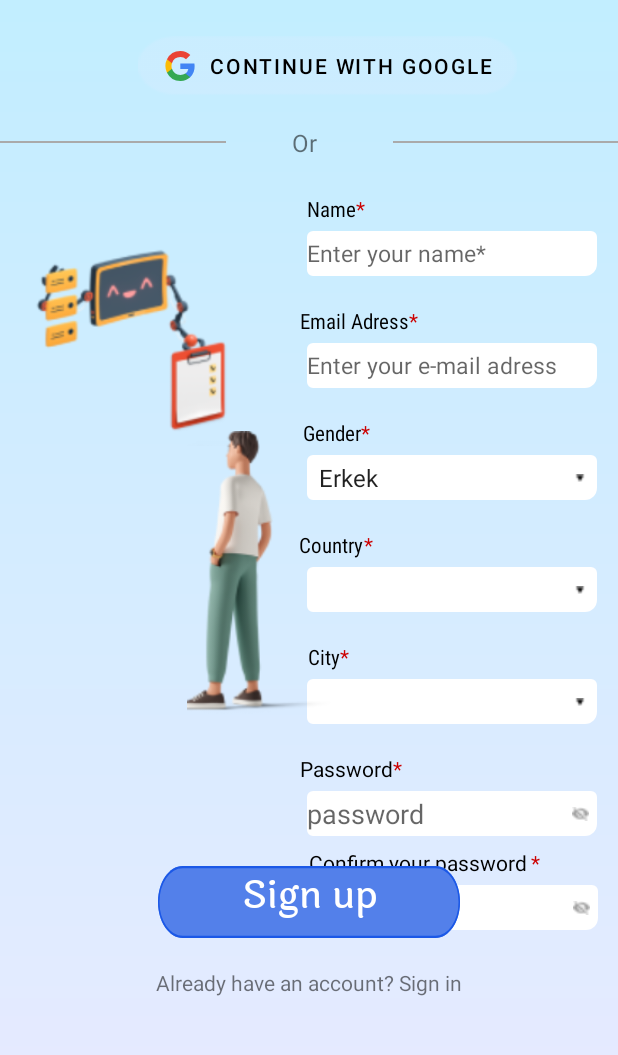
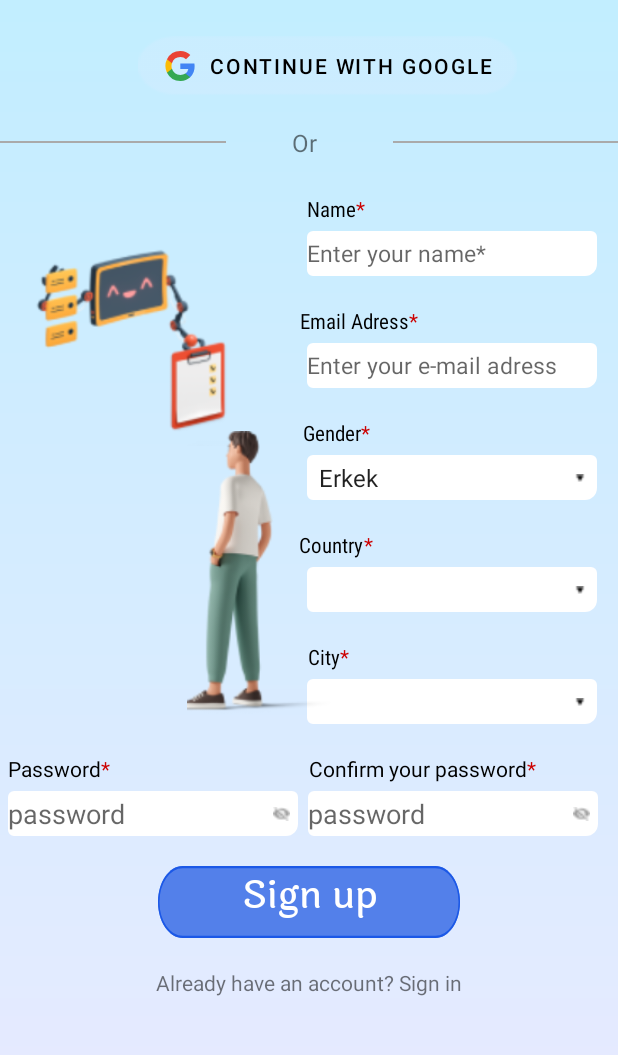
Before and after one commit to selincengiz41/surveysaurus-android, an Android app: the SignUpFragment screen opened through its navigation route, on a phone screen of 412 x 824 dp, the part 84-1139 px from its top. Run offline under Robolectric (Android 15) with nearby library versions, the phone set to English and light mode, and no system bars; 1 statement that could not run was skipped.

Commit message:
[bugfix]-[13]-[semver:patch]-Sign up sayfasının tasarımı düzeltildi.

```diff
--- a/app/src/main/res/layout/fragment_sign_up.xml
+++ b/app/src/main/res/layout/fragment_sign_up.xml
@@ -11,17 +11,13 @@
         android:id="@+id/textView_yildiz5"
         android:layout_width="wrap_content"
         android:layout_height="wrap_content"
-        android:layout_marginStart="2dp"
-        android:layout_marginTop="8dp"
-        android:layout_marginEnd="52dp"
-        android:layout_marginBottom="6dp"
+
+        android:layout_marginBottom="5dp"
         android:text="@string/star"
         android:textColor="@android:color/holo_red_dark"
         app:layout_constraintBottom_toTopOf="@+id/editTextTextPassword2"
-        app:layout_constraintEnd_toEndOf="parent"
-        app:layout_constraintStart_toEndOf="@+id/textView4"
-        app:layout_constraintTop_toBottomOf="@+id/editTextTextPassword"
-        app:layout_constraintVertical_bias="0.0" />
+
+        app:layout_constraintStart_toEndOf="@+id/textView4" />
 
     <EditText
         android:id="@+id/editTextTextPassword2"
@@ -45,13 +41,13 @@
         android:layout_height="19dp"
         android:layout_marginStart="50dp"
 
-        android:layout_marginTop="8dp"
+        android:layout_marginTop="20dp"
         android:text="@string/confirm_Password"
         android:textColor="@color/black"
         app:layout_constraintEnd_toEndOf="parent"
         app:layout_constraintHorizontal_bias="0.72"
         app:layout_constraintStart_toStartOf="parent"
-        app:layout_constraintTop_toBottomOf="@+id/editTextTextPassword" />
+        app:layout_constraintTop_toBottomOf="@+id/spinner_city" />
     <TextView
         android:id="@+id/textView_yildiz4"
         android:layout_width="wrap_content"
@@ -260,13 +256,12 @@
         android:id="@+id/editTextTextPassword"
         android:layout_width="193dp"
         android:layout_height="30dp"
-        android:layout_marginStart="190dp"
+        android:layout_marginStart="5dp"
         android:layout_marginTop="5dp"
         android:background="@drawable/rounded_text"
         android:ems="10"
         android:hint="@string/password_hint"
         android:inputType="textPassword"
-        app:layout_constraintEnd_toEndOf="parent"
         app:layout_constraintStart_toStartOf="parent"
         app:layout_constraintTop_toBottomOf="@+id/textView"
         tools:ignore="TouchTargetSizeCheck" />
@@ -339,12 +334,11 @@
         android:id="@+id/textView"
         android:layout_width="wrap_content"
         android:layout_height="19dp"
-        android:layout_marginStart="50dp"
+        android:layout_marginStart="5dp"
 
         android:layout_marginTop="20dp"
         android:text="@string/Password"
         android:textColor="@color/black"
-        app:layout_constraintEnd_toEndOf="parent"
         app:layout_constraintStart_toStartOf="parent"
         app:layout_constraintTop_toBottomOf="@+id/spinner_city" />
 
```
